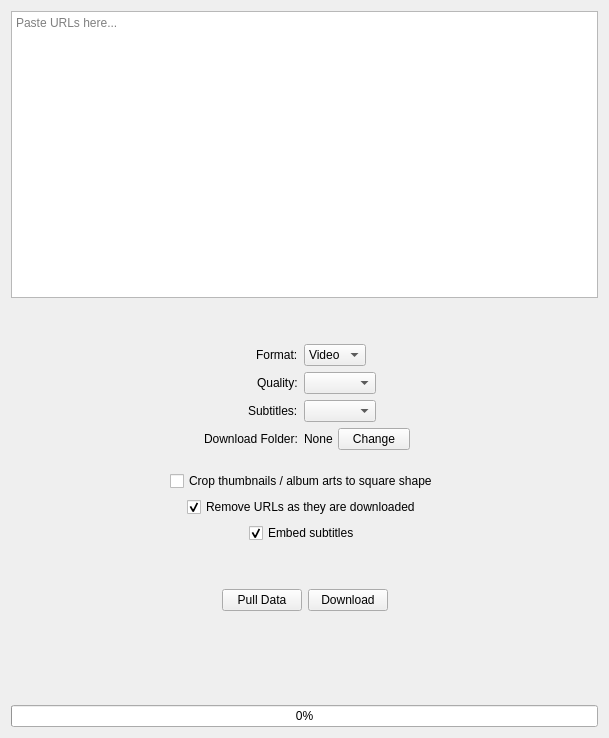
Old version of the form designer/tab.ui in the repository markop404/media-downloader.
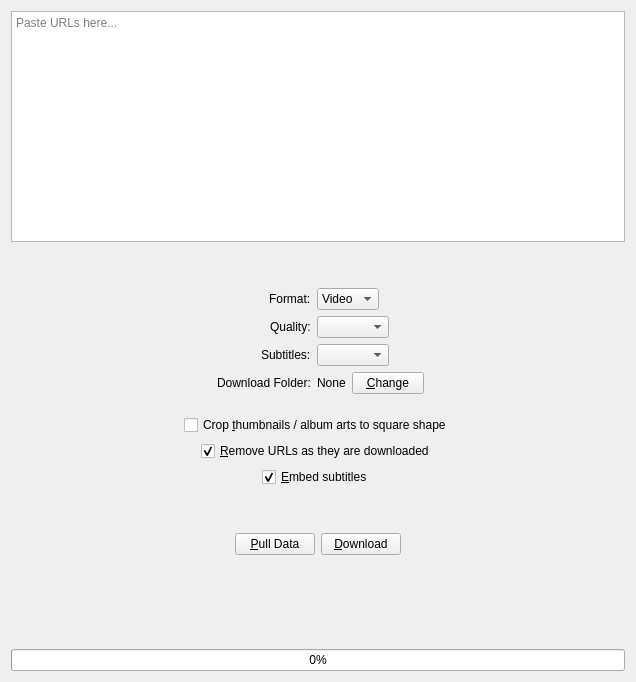
New version of the form. Icons and pictures are not drawn.

What changed in the file:
```diff
--- a/designer/tab.ui
+++ b/designer/tab.ui
@@ -6,8 +6,8 @@
    <rect>
     <x>0</x>
     <y>0</y>
-    <width>609</width>
-    <height>738</height>
+    <width>636</width>
+    <height>682</height>
    </rect>
   </property>
   <property name="windowTitle">
@@ -121,9 +121,6 @@
      </item>
      <item row="3" column="1">
       <layout class="QHBoxLayout" name="downloadFolderHorizontalLayout">
-       <property name="spacing">
-        <number>5</number>
-       </property>
        <item>
         <widget class="QLabel" name="downloadFolderIndicatorLabel">
          <property name="text">
@@ -146,7 +143,7 @@
           <enum>Qt::FocusPolicy::NoFocus</enum>
          </property>
          <property name="text">
-          <string>Change</string>
+          <string>&amp;Change</string>
          </property>
          <property name="icon">
           <iconset theme="QIcon::ThemeIcon::DocumentSaveAs"/>
@@ -185,7 +182,7 @@
       <string>Useful when downloading music.</string>
      </property>
      <property name="text">
-      <string>Crop thumbnails / album arts to square shape</string>
+      <string>Crop &amp;thumbnails / album arts to square shape</string>
      </property>
     </widget>
    </item>
@@ -198,7 +195,7 @@
       <string>Removes each URL from the text entry when it finishes downloading.</string>
      </property>
      <property name="text">
-      <string>Remove URLs as they are downloaded</string>
+      <string>&amp;Remove URLs as they are downloaded</string>
      </property>
      <property name="checked">
       <bool>true</bool>
@@ -214,7 +211,7 @@
       <string>Embeds subtitles into downloaded videos.</string>
      </property>
      <property name="text">
-      <string>Embed subtitles</string>
+      <string>&amp;Embed subtitles</string>
      </property>
      <property name="checked">
       <bool>true</bool>
@@ -258,7 +255,7 @@
         <string>Pulls data from the URLs, allowing you to set a custom quality and subtitle language to download.</string>
        </property>
        <property name="text">
-        <string>Pull Data</string>
+        <string>&amp;Pull Data</string>
        </property>
        <property name="icon">
         <iconset theme="QIcon::ThemeIcon::ViewRefresh"/>
@@ -280,7 +277,7 @@
         <enum>Qt::FocusPolicy::NoFocus</enum>
        </property>
        <property name="text">
-        <string>Download</string>
+        <string>&amp;Download</string>
        </property>
        <property name="icon">
         <iconset theme="QIcon::ThemeIcon::GoDown"/>
```
Left out of the diff: 9 changed lines with no effect on the pictures.
